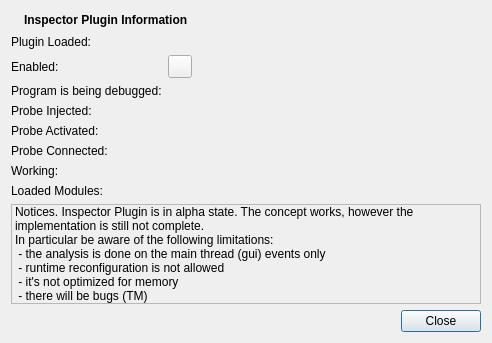
First picture: the form in src/plugins/inspector/infodialog.ui, repository enricoros/k-qt-creator-inspector, before the edit.
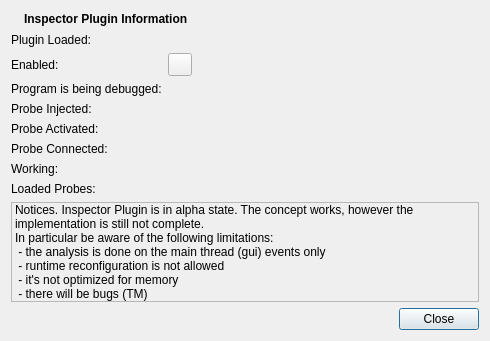
Second picture: the form after the edit. Icons and pictures are not drawn.

```diff
--- a/src/plugins/inspector/infodialog.ui
+++ b/src/plugins/inspector/infodialog.ui
@@ -7,8 +7,8 @@
    <rect>
     <x>0</x>
     <y>0</y>
-    <width>492</width>
-    <height>343</height>
+    <width>490</width>
+    <height>341</height>
    </rect>
   </property>
   <property name="windowTitle">
@@ -127,7 +127,7 @@
      <item row="7" column="0">
       <widget class="QLabel" name="label_9">
        <property name="text">
-        <string>Loaded Modules:</string>
+        <string>Loaded Probes:</string>
        </property>
       </widget>
      </item>
```
